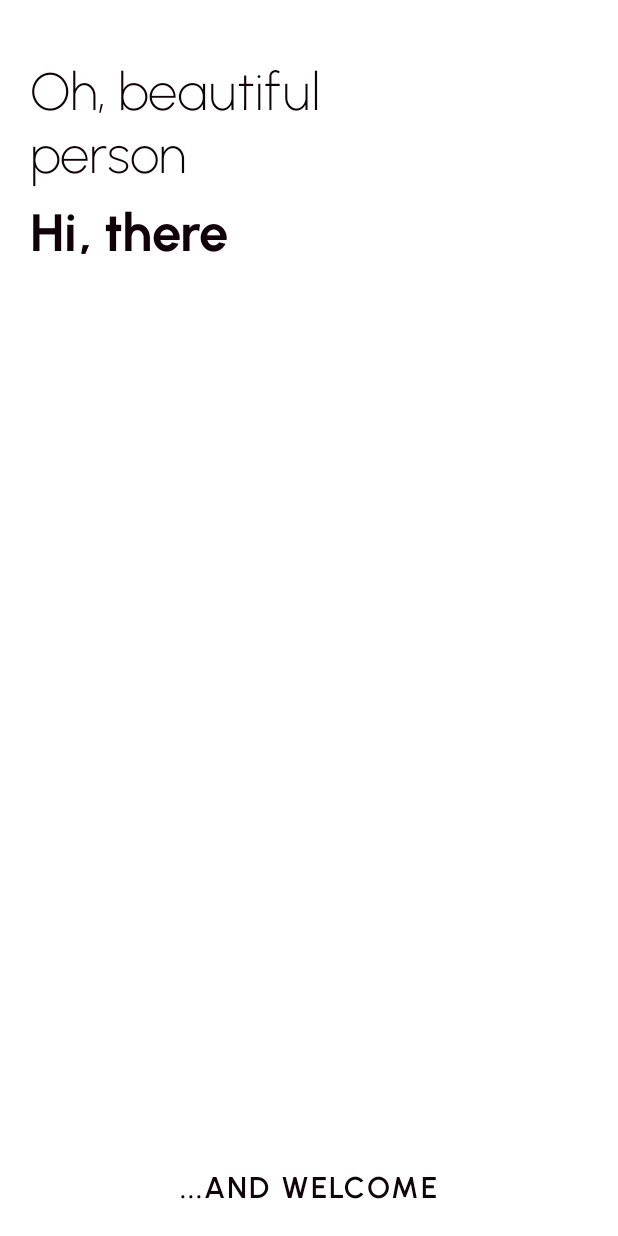
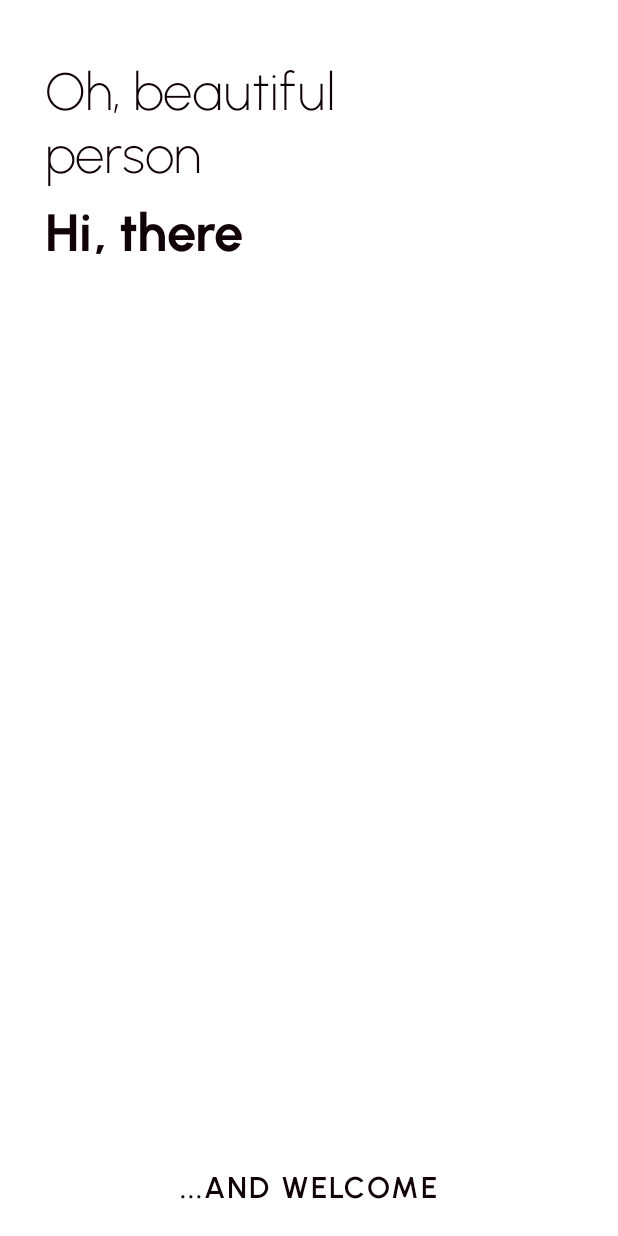
Before and after one commit to suzdaleva/AnnoteAppCompose, an Android app built with Jetpack Compose: the screen it shows after launch (MainActivity), on a phone screen of 412 x 824 dp. Run offline under Robolectric (Android 15) with nearby library versions, the phone set to English and light mode, and no system bars; our stand-ins replace Dagger/Hilt's generated code, accompanist, constraintlayout-compose.

Commit message:
onboarding screen fixed

```diff
--- a/app/src/main/java/com/manicpixie/annoteappcompose/MainActivity.kt
+++ b/app/src/main/java/com/manicpixie/annoteappcompose/MainActivity.kt
@@ -4,10 +4,7 @@ package com.manicpixie.annoteappcompose
 import android.os.Bundle
 import androidx.activity.ComponentActivity
 import androidx.activity.compose.setContent
-import androidx.compose.animation.AnimatedVisibility
 import androidx.compose.animation.ExperimentalAnimationApi
-import androidx.compose.animation.core.tween
-import androidx.compose.animation.fadeIn
 import androidx.compose.material.ExperimentalMaterialApi
 import androidx.compose.runtime.*
 import androidx.constraintlayout.compose.ExperimentalMotionApi
@@ -41,20 +38,13 @@ class MainActivity : ComponentActivity() {
                     mutableStateOf(false)
                 }
 
-                if (isShown) MainScreen() else OnboardingScreen(
+                if (isShown || isVisible.value) MainScreen() else OnboardingScreen(
                     screenHeight = screenHeight(),
                     onGettingStartedClick = {
                         isOnboardingScreenShown = true
                         isVisible.value = true
                     },
                 )
-                AnimatedVisibility(
-                    enter = fadeIn(animationSpec = tween()),
-                    visible = isVisible.value
-                ) {
-                    MainScreen()
-                }
-
             }
         }
     }
--- a/app/src/main/java/com/manicpixie/annoteappcompose/presentation/onboarding/FirstOnboardingScreen.kt
+++ b/app/src/main/java/com/manicpixie/annoteappcompose/presentation/onboarding/FirstOnboardingScreen.kt
@@ -47,7 +47,7 @@ fun FirstOnboardingScreen(
                 .align(Alignment.TopStart)
         ) {
             Text(
-                modifier = Modifier.padding(horizontal = 20.dp),
+                modifier = Modifier.padding(horizontal = 30.dp),
                 text = stringResource(id = R.string.onboarding_screen1_text1),
                 style = TextStyle(
                     fontFamily = urbanistFont,
@@ -58,7 +58,7 @@ fun FirstOnboardingScreen(
             )
             Spacer(modifier = Modifier.height(10.dp))
             Text(
-                modifier = Modifier.padding(horizontal = 20.dp),
+                modifier = Modifier.padding(horizontal = 30.dp),
                 text = stringResource(id = R.string.onboarding_screen1_text2),
                 style = TextStyle(
                     fontFamily = urbanistFont,
```
Also changed, not shown: 1 other file.
